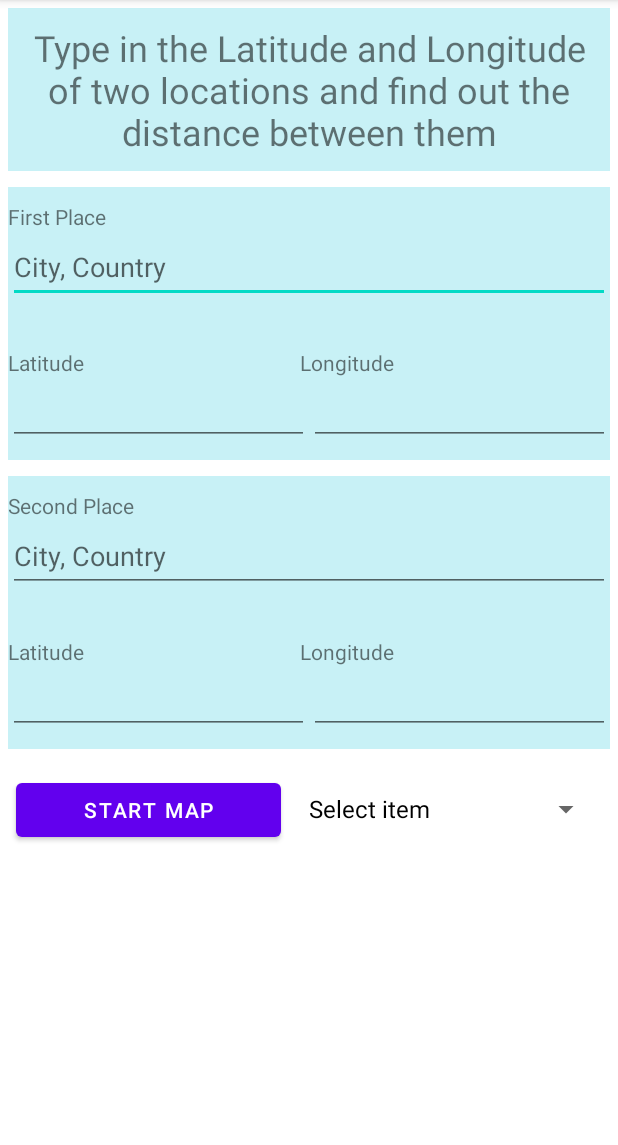
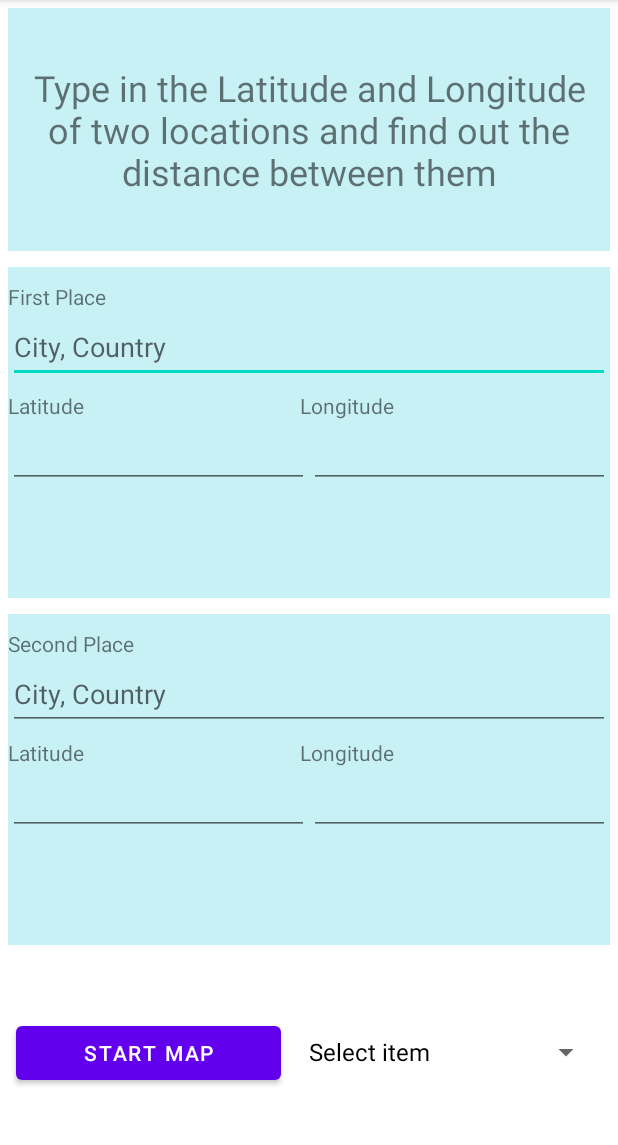
Before and after one commit to LDoll98/MapsApp, an Android app: the screen it shows after launch (LocationActivity), on a phone screen of 412 x 824 dp, the part 84-1229 px from its top. Run offline under Robolectric (Android 15) with nearby library versions, the phone set to English and light mode, and no system bars; libraries missing offline, so code that uses them is left out: de.hhn.ws2022.

Commit message:
- added German language - make input layout fits for 720p

```diff
--- a/app/src/main/res/layout/activity_location.xml
+++ b/app/src/main/res/layout/activity_location.xml
@@ -13,9 +13,10 @@
         android:layout_width="wrap_content"
         android:layout_height="wrap_content"
         android:layout_margin="5dp"
+        android:layout_weight="1"
         android:background="#3700BCD4"
         android:gravity="center"
-        android:padding="10dp"
+        android:padding="5dp"
         android:text="@string/title_for_locations"
         android:textAlignment="center"
         android:textSize="24sp" />
@@ -25,6 +26,7 @@
         android:layout_width="match_parent"
         android:layout_height="wrap_content"
         android:layout_margin="5dp"
+        android:layout_weight="1"
         android:background="#3700BCD4"
         android:orientation="vertical"
         android:paddingTop="10dp"
@@ -49,7 +51,7 @@
             android:id="@+id/LongLatLabel"
             android:layout_width="match_parent"
             android:layout_height="wrap_content"
-            android:layout_marginTop="30dp"
+            android:layout_marginTop="5dp"
             android:orientation="horizontal">
 
             <TextView
@@ -100,6 +102,7 @@
         android:layout_width="match_parent"
         android:layout_height="wrap_content"
         android:layout_margin="5dp"
+        android:layout_weight="1"
         android:background="#3700BCD4"
         android:orientation="vertical"
         android:paddingTop="10dp"
@@ -124,7 +127,7 @@
             android:id="@+id/LongLatLabelSecondPlace"
             android:layout_width="match_parent"
             android:layout_height="wrap_content"
-            android:layout_marginTop="30dp"
+            android:layout_marginTop="5dp"
             android:orientation="horizontal">
 
             <TextView
@@ -175,6 +178,7 @@
         android:layout_width="match_parent"
         android:layout_height="wrap_content"
         android:layout_margin="5dp"
+        android:layout_weight="1"
         android:orientation="horizontal">
 
         <Button
@@ -187,12 +191,11 @@
 
         <Spinner
             android:id="@+id/spinner"
-            android:spinnerMode="dropdown"
             android:layout_width="wrap_content"
             android:layout_height="match_parent"
             android:layout_margin="5dp"
             android:layout_weight="1"
-            />
+            android:spinnerMode="dropdown" />
 
     </LinearLayout>
 
```
Also changed, not shown: 1 other file.
